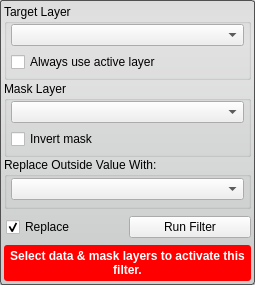
The window that src/Interface/ToolInterface/MaskDataFilterInterface.ui (jessdtate/Seg3D) describes before a commit, drawn with Qt 5.
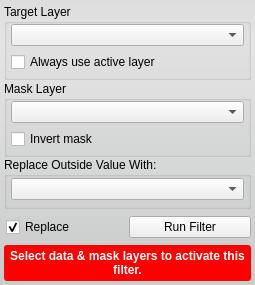
The same window after the commit. Custom widgets are drawn as their Qt base class.

The edit to the form file:
```diff
--- a/src/Interface/ToolInterface/MaskDataFilterInterface.ui
+++ b/src/Interface/ToolInterface/MaskDataFilterInterface.ui
@@ -22,7 +22,6 @@
   <property name="styleSheet">
    <string notr="true">QWidget#MaskDataFilterInterface{
 	border-radius: 3px;
-	border: 1px solid rgb(80, 80,80);
 	background-color: qlineargradient(spread:pad, x1:0.5, y1:0, x2:0.5, y2:0.960227, stop:0 rgba(221, 221, 221, 255), stop:0.155779 rgba(228, 228, 228, 255), stop:1 rgba(202, 204, 204, 255));      
 }</string>
   </property>
```
